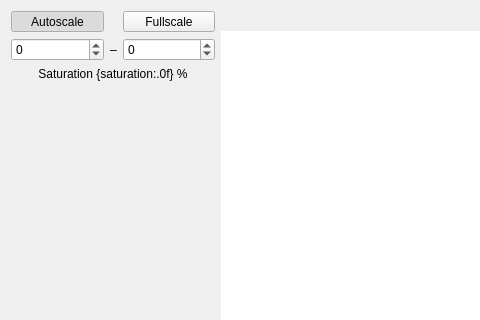
janis-hag/kalao-ics, file assets/uis/flux.ui: the form before one commit; both pictures show x 0 to 480 and y 0 to 320 of the 837 by 497 pixel window.
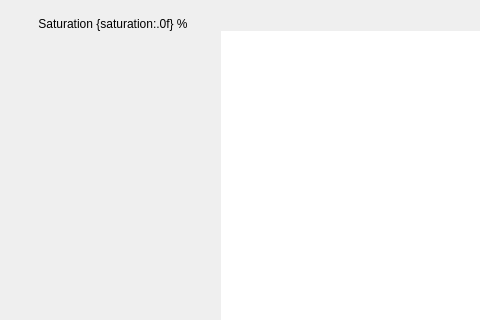
The form after the commit. Custom widgets are drawn as their Qt base class.

```diff
--- a/assets/uis/flux.ui
+++ b/assets/uis/flux.ui
@@ -51,98 +51,17 @@
    <item row="0" column="0" rowspan="2">
     <layout class="QVBoxLayout" name="side_layout">
      <item>
-      <layout class="QGridLayout" name="scale_layout" columnstretch="1,0,1">
-       <item row="2" column="0" colspan="3" alignment="Qt::AlignmentFlag::AlignHCenter|Qt::AlignmentFlag::AlignVCenter">
-        <widget class="KLabel" name="saturation_label">
-         <property name="text">
-          <string>Saturation {saturation:.0f} %</string>
-         </property>
-         <property name="alignment">
-          <set>Qt::AlignmentFlag::AlignCenter</set>
-         </property>
-        </widget>
-       </item>
-       <item row="1" column="0">
-        <widget class="KScaledDoubleSpinbox" name="min_spinbox">
-         <property name="keyboardTracking">
-          <bool>false</bool>
-         </property>
-         <property name="decimals">
-          <number>0</number>
-         </property>
-         <property name="minimum">
-          <double>-1000.000000000000000</double>
-         </property>
-         <property name="maximum">
-          <double>100000.000000000000000</double>
-         </property>
-         <property name="singleStep">
-          <double>100.000000000000000</double>
-         </property>
-        </widget>
-       </item>
-       <item row="1" column="2" alignment="Qt::AlignmentFlag::AlignVCenter">
-        <widget class="KScaledDoubleSpinbox" name="max_spinbox">
-         <property name="keyboardTracking">
-          <bool>false</bool>
-         </property>
-         <property name="decimals">
-          <number>0</number>
-         </property>
-         <property name="minimum">
-          <double>-1000.000000000000000</double>
-         </property>
-         <property name="maximum">
-          <double>100000.000000000000000</double>
-         </property>
-         <property name="singleStep">
-          <double>100.000000000000000</double>
-         </property>
-        </widget>
-       </item>
-       <item row="1" column="1">
-        <widget class="QLabel" name="minmax_label">
-         <property name="text">
-          <string>–</string>
-         </property>
-        </widget>
-       </item>
-       <item row="0" column="2">
-        <widget class="QToolButton" name="fullscale_button">
-         <property name="sizePolicy">
-          <sizepolicy hsizetype="Minimum" vsizetype="Fixed">
-           <horstretch>0</horstretch>
-           <verstretch>0</verstretch>
-          </sizepolicy>
-         </property>
-         <property name="text">
-          <string>Fullscale</string>
-         </property>
-         <property name="checkable">
-          <bool>true</bool>
-         </property>
-        </widget>
-       </item>
-       <item row="0" column="0">
-        <widget class="QToolButton" name="autoscale_button">
-         <property name="sizePolicy">
-          <sizepolicy hsizetype="Minimum" vsizetype="Fixed">
-           <horstretch>0</horstretch>
-           <verstretch>0</verstretch>
-          </sizepolicy>
-         </property>
-         <property name="text">
-          <string>Autoscale</string>
-         </property>
-         <property name="checkable">
-          <bool>true</bool>
-         </property>
-         <property name="checked">
-          <bool>true</bool>
-         </property>
-        </widget>
-       </item>
-      </layout>
+      <widget class="ImgMinMaxPart" name="minmax_widget"/>
+     </item>
+     <item>
+      <widget class="KLabel" name="saturation_label">
+       <property name="text">
+        <string>Saturation {saturation:.0f} %</string>
+       </property>
+       <property name="alignment">
+        <set>Qt::AlignmentFlag::AlignCenter</set>
+       </property>
+      </widget>
      </item>
      <item>
       <spacer name="verticalSpacer">
@@ -182,6 +101,11 @@
   </layout>
  </widget>
  <customwidgets>
+  <customwidget>
+   <class>ImgMinMaxPart</class>
+   <extends>QWidget</extends>
+   <header>kalao.guis.utils.parts</header>
+  </customwidget>
   <customwidget>
    <class>KLabel</class>
    <extends>QLabel</extends>
@@ -192,11 +116,6 @@
    <extends>QGraphicsView</extends>
    <header>kalao.guis.utils.widgets</header>
   </customwidget>
-  <customwidget>
-   <class>KScaledDoubleSpinbox</class>
-   <extends>QDoubleSpinBox</extends>
-   <header>kalao.guis.utils.widgets</header>
-  </customwidget>
  </customwidgets>
  <resources/>
  <connections/>
```
